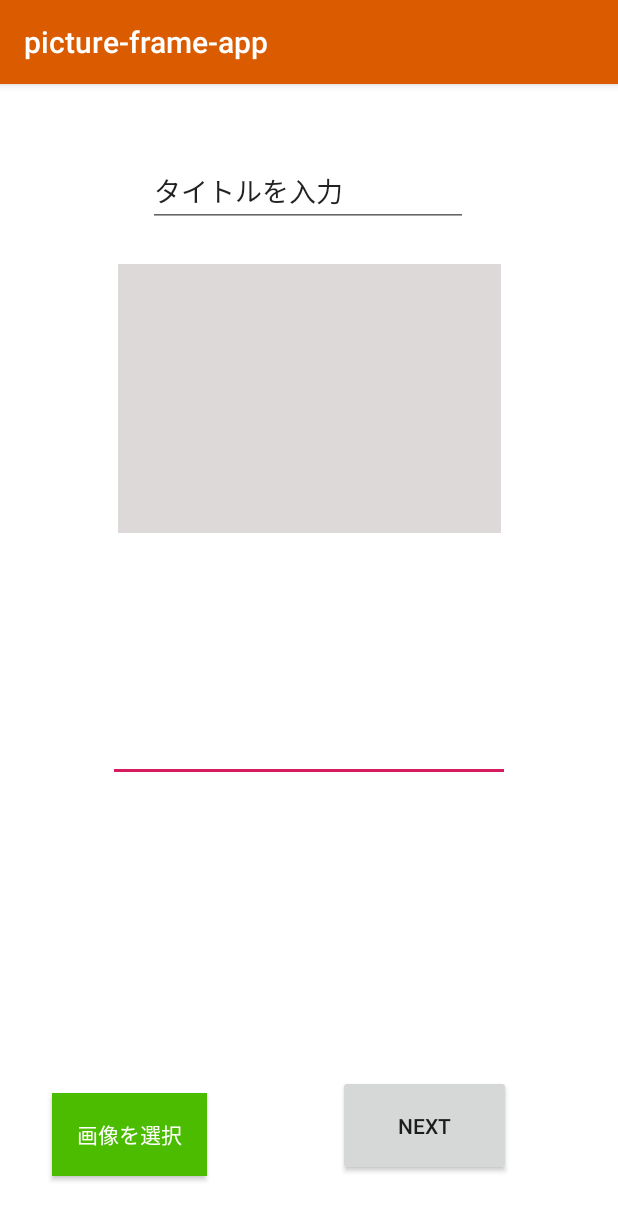
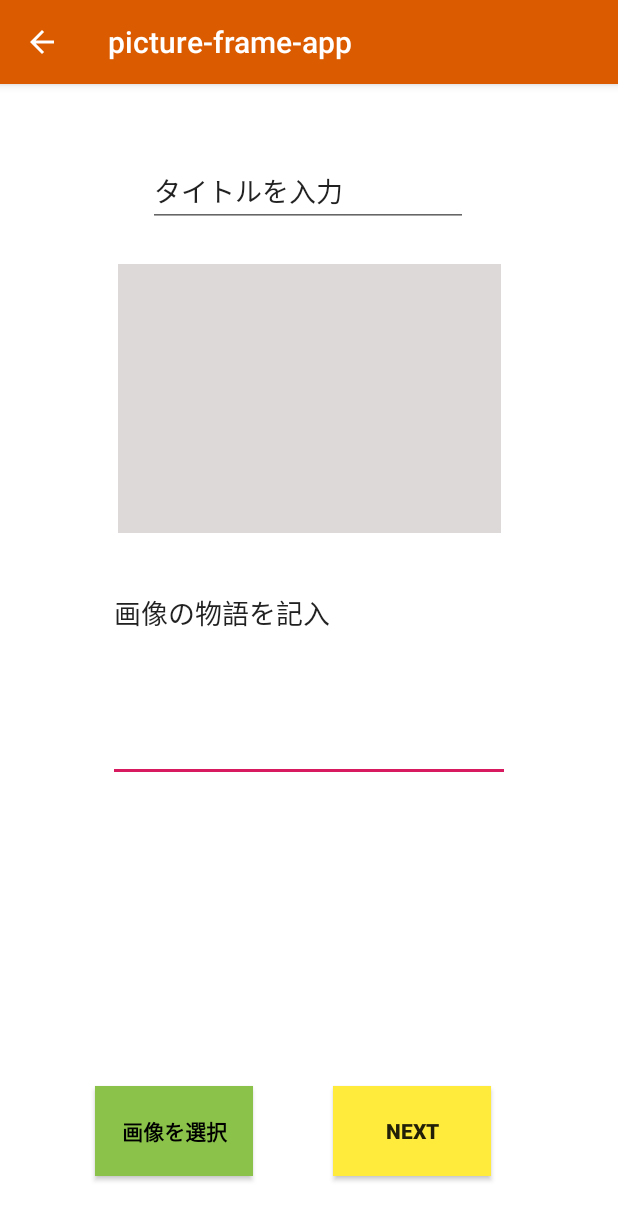
Before and after one commit to SmileHackathon/team05, an Android app: the screen it shows after launch (MainActivity), on a phone screen of 412 x 824 dp. Shown: the top 1220 px of the screen. Run offline under Robolectric (Android 15) with nearby library versions, the phone set to English and light mode, and no system bars.

Commit message:
version1更新しました

```diff
--- a/app/src/main/AndroidManifest.xml
+++ b/app/src/main/AndroidManifest.xml
@@ -9,7 +9,8 @@
         android:roundIcon="@mipmap/ic_launcher_round"
         android:supportsRtl="true"
         android:theme="@style/AppTheme" >
-        <activity android:name=".MainActivity" >
+        <activity android:name=".MainActivity"
+            android:parentActivityName=".SecondActivity">
             <intent-filter>
                 <action android:name="android.intent.action.MAIN" />
 
--- a/app/src/main/java/com/example/picture_frame_app/MainActivity.kt
+++ b/app/src/main/java/com/example/picture_frame_app/MainActivity.kt
@@ -6,11 +6,14 @@ import android.os.Bundle
 import android.widget.Button
 import android.widget.Toast
 import android.graphics.BitmapFactory
+import android.util.Log
 import android.widget.EditText
 import android.widget.ImageView
 import kotlinx.android.synthetic.main.activity_main.*
 
 class MainActivity : AppCompatActivity() {
+    var imageView : ImageView? = null
+    var imagePath = ""
 
     override fun onCreate(savedInstanceState: Bundle?) {
         super.onCreate(savedInstanceState)
@@ -22,6 +25,10 @@ class MainActivity : AppCompatActivity() {
         val et:EditText =findViewById(R.id.et)
         val et2:EditText =findViewById(R.id.et2)//(仮２)
 
+        imageView = findViewById<ImageView>(R.id.imageView)
+
+
+
         //2)ボタンを押したら次の画面へ
         btnStart.setOnClickListener{
             val intent = Intent(this,SecondActivity::class.java)
@@ -30,6 +37,8 @@ class MainActivity : AppCompatActivity() {
             intent.putExtra("MY_TITLE",et.text.toString())
 
             intent.putExtra("MY_TEXT",et2.text.toString())//(仮２)
+           // intent.putExtra("imageKey",imageView)
+            intent.putExtra("imageKey",imagePath)
 
             startActivity(intent)
         }
@@ -51,9 +60,13 @@ class MainActivity : AppCompatActivity() {
                 try {
                     data?.data?.also { uri ->
                         val inputStream = contentResolver?.openInputStream(uri)
+                         imagePath = uri.toString()
+
+                        //Log.d("aaa",uri.toString())
                         val image = BitmapFactory.decodeStream(inputStream)
-                        val imageView = findViewById<ImageView>(R.id.imageView)
-                        imageView.setImageBitmap(image)
+                        //val imageView = findViewById<ImageView>(R.id.imageView)
+
+                        imageView?.setImageBitmap(image)
                     }
                 } catch (e: Exception) {
                     Toast.makeText(this, "エラーが発生しました", Toast.LENGTH_LONG).show()
@@ -73,4 +86,5 @@ class MainActivity : AppCompatActivity() {
     companion object {
         private const val READ_REQUEST_CODE: Int = 42
     }
+
 }
--- a/app/src/main/res/layout/activity_main.xml
+++ b/app/src/main/res/layout/activity_main.xml
@@ -9,12 +9,14 @@
 
     <Button
         android:id="@+id/button"
-        android:layout_width="103dp"
-        android:layout_height="55dp"
+        android:layout_width="105dp"
+        android:layout_height="60dp"
+        android:layout_marginStart="32dp"
         android:layout_marginBottom="40dp"
-        android:background="@color/buttonColor"
+        android:background="#8BC34A"
         android:text="@string/button_text"
-        android:textColor="@android:color/white"
+        android:textColor="#000000"
+        android:textStyle="bold"
         app:layout_constraintBottom_toBottomOf="parent"
         app:layout_constraintEnd_toEndOf="parent"
         app:layout_constraintHorizontal_bias="0.113"
@@ -32,13 +34,16 @@
 
     <Button
         android:id="@+id/btnStart"
-        android:layout_width="115dp"
-        android:layout_height="67dp"
+        android:layout_width="105dp"
+        android:layout_height="60dp"
+        android:layout_marginEnd="32dp"
         android:layout_marginBottom="40dp"
+        android:background="#FFEB3B"
         android:text="NEXT"
+        android:textStyle="bold"
         app:layout_constraintBottom_toBottomOf="parent"
         app:layout_constraintEnd_toEndOf="parent"
-        app:layout_constraintHorizontal_bias="0.55"
+        app:layout_constraintHorizontal_bias="0.5"
         app:layout_constraintStart_toEndOf="@+id/button" />
 
     <EditText
@@ -49,6 +54,7 @@
         android:ems="10"
         android:gravity="start|top"
         android:inputType="textMultiLine"
+        android:text="画像の物語を記入"
         app:layout_constraintEnd_toEndOf="parent"
         app:layout_constraintStart_toStartOf="parent"
         app:layout_constraintTop_toBottomOf="@+id/imageView" />
```
Also changed, not shown: app/src/main/java/com/example/picture_frame_app/SecondActivity.kt (+53 -3 lines), app/src/main/res/layout/activity_second.xml (+34 -6 lines), 1 other file.
